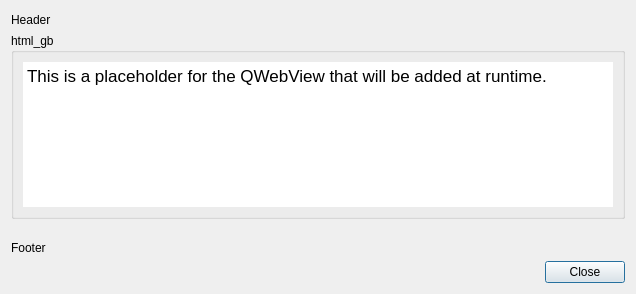
This is dialogs/html_viewer.ui in Philantrop/calibre-marvin-manager as Qt 5 draws it before an edit. The edited form follows.
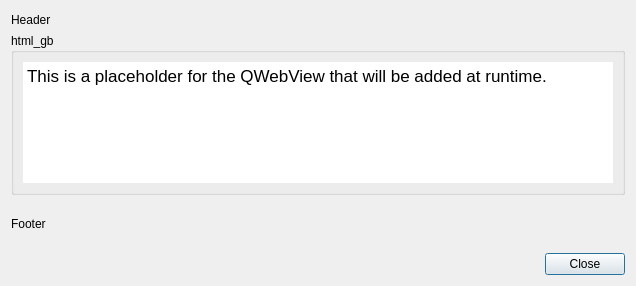
This is the edited form. Icons and pictures are not drawn.

Commit message: Fixed QWebView too large by overriding sizeHint

What changed in the file:
```diff
--- a/dialogs/html_viewer.ui
+++ b/dialogs/html_viewer.ui
@@ -7,7 +7,7 @@
     <x>0</x>
     <y>0</y>
     <width>636</width>
-    <height>294</height>
+    <height>286</height>
    </rect>
   </property>
   <property name="windowTitle">
@@ -115,6 +115,9 @@
        <property name="orientation">
         <enum>Qt::Vertical</enum>
        </property>
+       <property name="sizeType">
+        <enum>QSizePolicy::Fixed</enum>
+       </property>
        <property name="sizeHint" stdset="0">
         <size>
          <width>20</width>
```
The commit also changes 2 other files.
